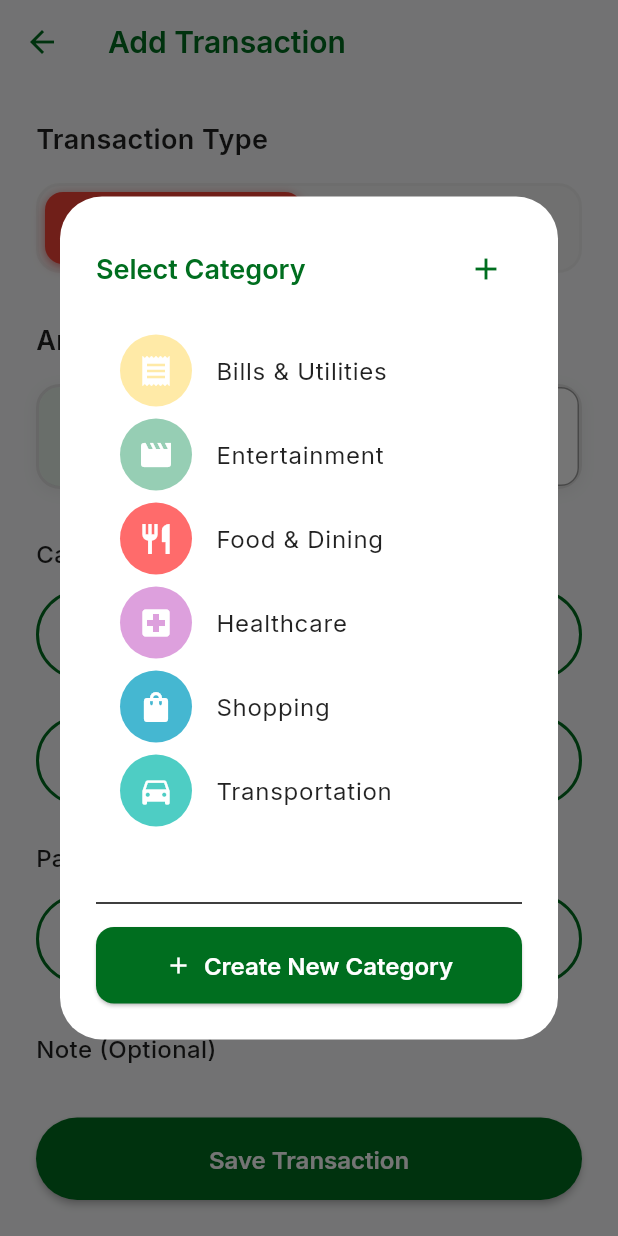
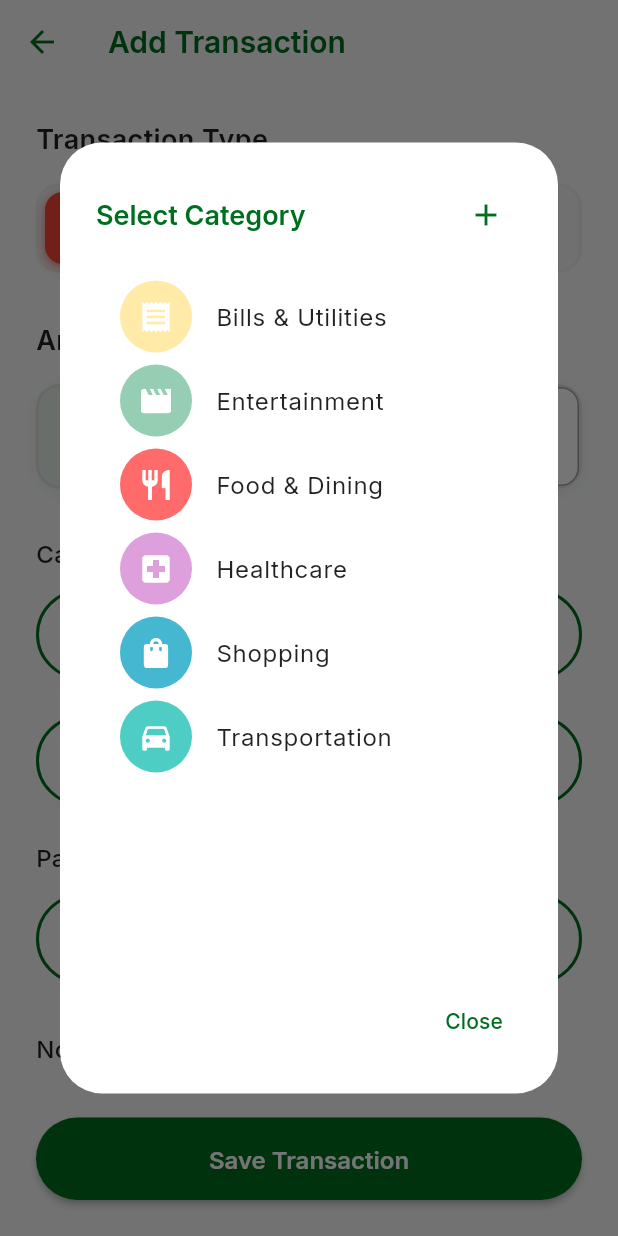
Before and after one commit to kasujjabash/vault-path-app, a Flutter app: the AddTransactionScreen screen opened by its route, after a tap on "Select category", on a phone screen of 412 x 824 dp. Run offline on Flutter 3.47's test engine with Material 3 defaults, Android fonts, the phone set to English and light mode, and no system bars; our stand-ins replace cloud_firestore, firebase_auth, firebase_core, fl_chart, font_awesome_flutter, go_router and 5 more; accounts and stored records are empty; network calls fail.

```diff
--- a/lib/screens/transactions/add_transaction_screen.dart
+++ b/lib/screens/transactions/add_transaction_screen.dart
@@ -1877,6 +1877,12 @@ class _AddTransactionScreenState extends State<AddTransactionScreen> {
             ? provider.incomeCategories
             : provider.expenseCategories;
 
+    debugPrint('Showing category selector for $_transactionType');
+    debugPrint('Available categories: ${categories.length}');
+    for (var cat in categories) {
+      debugPrint('  Category: ${cat.name} (${cat.type}) - ${cat.id}');
+    }
+
     showDialog(
       context: context,
       builder:
@@ -1904,11 +1910,49 @@ class _AddTransactionScreenState extends State<AddTransactionScreen> {
             ),
             content: Container(
               width: double.maxFinite,
-              height: 450, // Increased height to accommodate all categories
-              child: Column(
+              height: 450,
+              child:
+                  categories.isEmpty
+                      ? Column(
+                        mainAxisAlignment: MainAxisAlignment.center,
                         children: [
-                  Expanded(
-                    child: ListView.builder(
+                          Icon(
+                            Icons.category_outlined,
+                            size: 64,
+                            color: Colors.grey.shade400,
+                          ),
+                          const SizedBox(height: 16),
+                          Text(
+                            'No ${_transactionType} categories found',
+                            style: TextStyle(
+                              fontSize: 16,
+                              color: Colors.grey.shade600,
+                              fontWeight: FontWeight.w500,
+                            ),
+                          ),
+                          const SizedBox(height: 8),
+                          Text(
+                            'Add one to get started',
+                            style: TextStyle(
+                              fontSize: 14,
+                              color: Colors.grey.shade500,
+                            ),
+                          ),
+                          const SizedBox(height: 16),
+                          ElevatedButton(
+                            onPressed: () {
+                              Navigator.pop(context);
+                              _showCreateCategoryDialog();
+                            },
+                            style: ElevatedButton.styleFrom(
+                              backgroundColor: AppConstants.primaryColor,
+                              foregroundColor: Colors.white,
+                            ),
+                            child: const Text('Add Category'),
+                          ),
+                        ],
+                      )
+                      : ListView.builder(
                         itemCount: categories.length,
                         itemBuilder: (context, index) {
                           final category = categories[index];
@@ -1952,7 +1996,7 @@ class _AddTransactionScreenState extends State<AddTransactionScreen> {
                             trailing:
                                 isSelected
                                     ? Icon(
-                                    Icons.check_circle,
+                                      Icons.check,
                                       color: AppConstants.primaryColor,
                                     )
                                     : null,
@@ -1960,37 +2004,21 @@ class _AddTransactionScreenState extends State<AddTransactionScreen> {
                               setState(() {
                                 _selectedCategoryId = category.id;
                               });
-                            Navigator.pop(context);
+                              Navigator.of(context).pop();
                             },
                           );
                         },
                       ),
             ),
-                  const Divider(),
-                  Padding(
-                    padding: const EdgeInsets.only(top: 8.0),
-                    child: SizedBox(
-                      width: double.infinity,
-                      child: ElevatedButton.icon(
-                        onPressed: () {
-                          Navigator.pop(context);
-                          _showCreateCategoryDialog();
-                        },
-                        icon: const Icon(Icons.add),
-                        label: const Text('Create New Category'),
-                        style: ElevatedButton.styleFrom(
-                          backgroundColor: AppConstants.primaryColor,
-                          foregroundColor: Colors.white,
-                          shape: RoundedRectangleBorder(
-                            borderRadius: BorderRadius.circular(12),
-                          ),
-                        ),
-                      ),
+            actions: [
+              TextButton(
+                onPressed: () => Navigator.of(context).pop(),
+                child: Text(
+                  'Close',
+                  style: TextStyle(color: AppConstants.primaryColor),
                 ),
               ),
             ],
-              ),
-            ),
           ),
     );
   }
```
Also changed, not shown: lib/components/swipeable_transaction_item.dart (+14 -38 lines), lib/screens/transactions/transactions_screen.dart (+14 -15 lines), pubspec.yaml (+14 -58 lines), assets/app_icon.png (added), assets/forebackground.png (added), assets/vault_path_icon.png (added), assets/vault_path_icon_2.png (added), pubspec.lock, 54 other files. Lines whose indentation alone changed are shown as unchanged.
